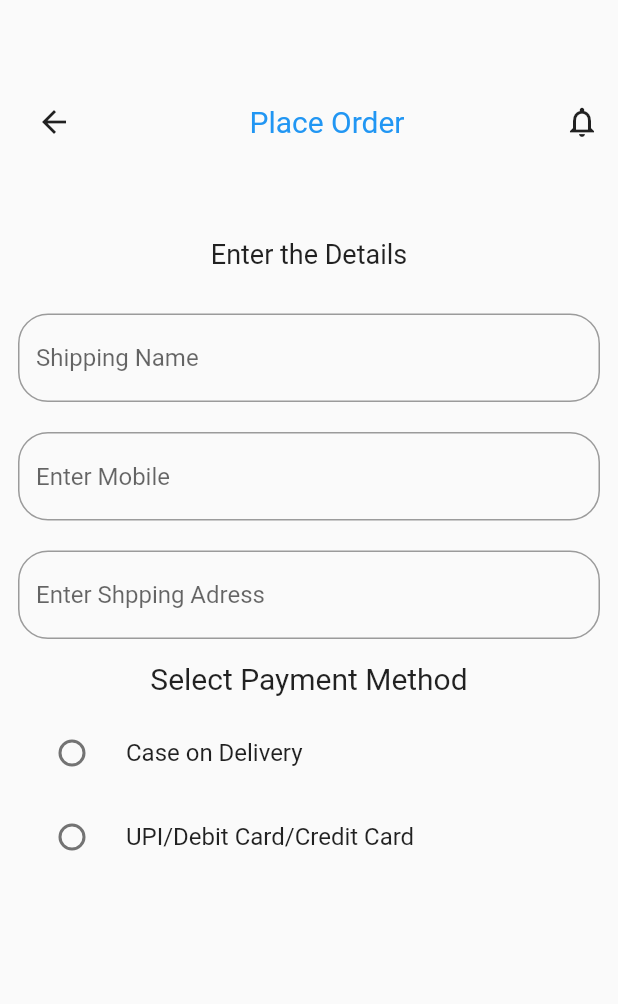
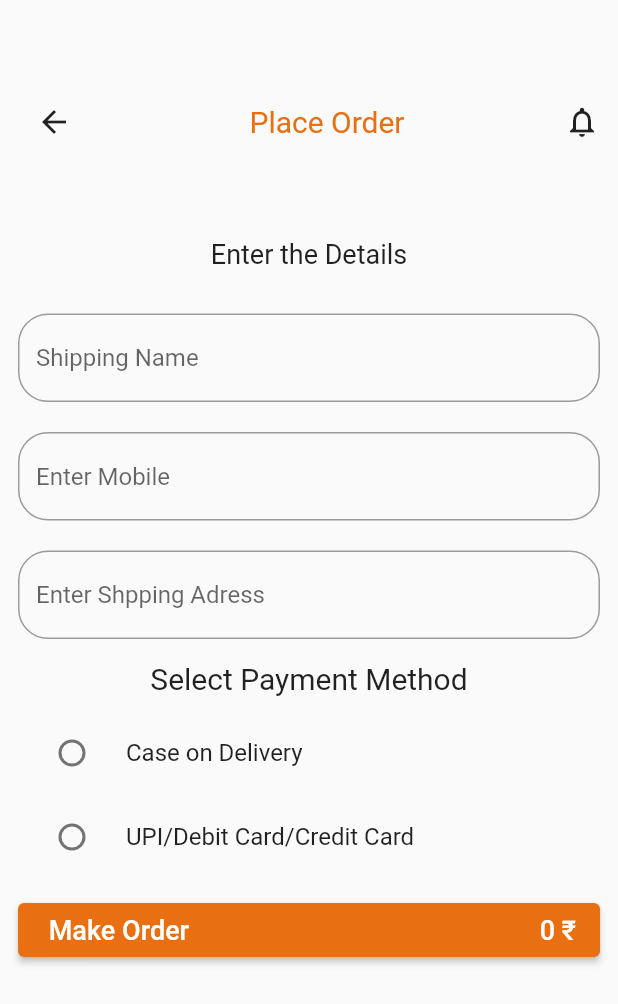
Before and after one commit to vivekhirani4/e-commerce-app, a Flutter app: the OrderPlace screen opened directly with empty values, on a phone screen of 412 x 824 dp. Shown: the top 1004 px of the screen. Run offline on Flutter 3.47's test engine with Material 2 defaults, Android fonts, the phone set to English and light mode, and no system bars; our stand-ins replace fluttertoast, shared_preferences, simple_gradient_text; accounts and stored records are empty; network calls fail.

Commit message:
v1
done order screen

```diff
--- a/my_first_app/lib/cart.dart
+++ b/my_first_app/lib/cart.dart
@@ -135,7 +135,10 @@
                   Text('Place order'),
                   Text('Total ${total}')
                 ],
-               ))
+               ),
+               style: ElevatedButton.styleFrom(
+                primary: Color.fromARGB(255, 232, 189, 17)
+              ),)
           ],
         ),
       ),
--- a/my_first_app/lib/order/add_order.dart
+++ b/my_first_app/lib/order/add_order.dart
@@ -1,13 +1,14 @@
+import 'dart:convert';
+
 import 'package:flutter/material.dart';
 import 'package:flutter/services.dart';
+import 'package:fluttertoast/fluttertoast.dart';
 import 'package:shared_preferences/shared_preferences.dart';
+import 'package:http/http.dart' as http;
 
 class OrderPlace extends StatefulWidget {
-
   final total;
-  const OrderPlace({
-  super.key,
-  required this.total});
+  const OrderPlace({super.key, required this.total});
 
   @override
   State<OrderPlace> createState() => _OrderPlaceState();
@@ -17,9 +18,39 @@
   TextEditingController shipping_name = TextEditingController();
   TextEditingController mobile = TextEditingController();
   TextEditingController address = TextEditingController();
-  TextEditingController method = TextEditingController();
 
   var shipping_method;
+
+  void _makeOrder() async {
+    SharedPreferences srf = await SharedPreferences.getInstance();
+    var u_id = await srf.getString('user_id');
+
+    var url = Uri.https('akashsir.in','/myapi/ecom1/api/api-add-order.php');
+    var response = await http.post(url , body: {
+      'user_id' : u_id,
+      'shipping_name': shipping_name.text,
+      'shipping_mobile' : mobile.text,
+      'shipping_address' : address.text,
+      'payment_method' : shipping_method});
+
+      print('response code : ${response.statusCode}');
+      print('response body : ${response.body}');
+
+      var mymap = json.decode(response.body);
+
+      var flag = mymap['flag'];
+      if(flag == '1')
+      {
+        Fluttertoast.showToast(
+          msg: 'Oderd successfully.',
+          backgroundColor: Colors.green,
+          gravity: ToastGravity.CENTER,
+          timeInSecForIosWeb: 2,
+          fontSize: 17,
+          textColor: Colors.black
+          );
+      }
+  }
 
   @override
   Widget build(BuildContext context) {
@@ -38,10 +69,11 @@
                     icon: Icon(Icons.arrow_back),
                     onPressed: () {
                       Navigator.pop(context);
-                    },),
+                    },
+                  ),
                   Text(
                     'Place Order',
-                    style: TextStyle(color: Colors.blue, fontSize: 20),
+                    style: TextStyle(color: Color.fromARGB(255, 232, 112, 19), fontSize: 20),
                   ),
                   Icon(Icons.notifications_none)
                 ],
@@ -52,7 +84,8 @@
               padding: EdgeInsets.all(9),
               child: Text(
                 'Enter the Details',
-                style: TextStyle(fontSize: 18,
+                style: TextStyle(
+                  fontSize: 18,
                 ),
               ),
             ),
@@ -91,10 +124,10 @@
             SizedBox(
               height: 15,
             ),
-            Text('Select Payment Method',
-            style: TextStyle(
-              fontSize: 20
-            ),),
+            Text(
+              'Select Payment Method',
+              style: TextStyle(fontSize: 20),
+            ),
             SizedBox(
               height: 10,
             ),
@@ -114,7 +147,30 @@
                 onChanged: (value) {
                   shipping_method = value.toString();
                 }),
-
+            SizedBox(
+              height: 10,
+            ),
+            ElevatedButton(
+              onPressed: () {
+                _makeOrder();
+              },
+              child: Row(
+                mainAxisAlignment: MainAxisAlignment.spaceBetween,
+                children: [
+                  Text(
+                    ' Make Order',
+                    style: TextStyle(fontSize: 18, color: Colors.white),
+                  ),
+                  Text(
+                    '${widget.total} ₹',
+                    style: TextStyle(fontSize: 18, color: Colors.white),
+                  ),
+                ],
+              ),
+              style: ElevatedButton.styleFrom(
+                primary: Color.fromARGB(255, 232, 112, 19)
+              ),
+            )
           ],
         ),
       ),
```
Lines whose indentation alone changed are shown as unchanged.
